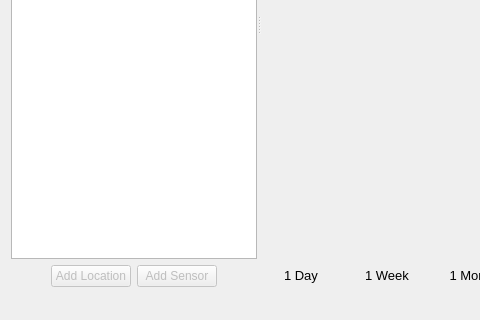
Above: homecapt.ui from piti-diablotin/homecapt before the change; both pictures show x 0 to 480 and y 302 to 622 of the 954 by 622 pixel window. Below: the same form after it.
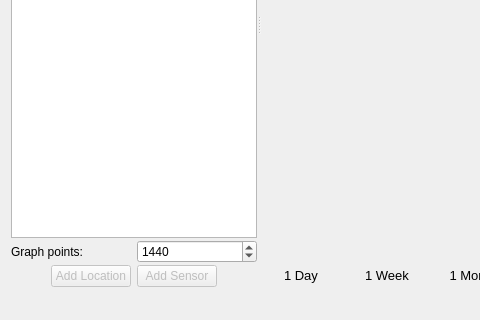
That is the form after the change. Icons and pictures are not drawn. Custom widgets are drawn as their Qt base class.

Patch:
```diff
--- a/homecapt.ui
+++ b/homecapt.ui
@@ -149,6 +149,9 @@
         </size>
        </property>
        <layout class="QVBoxLayout" name="verticalLayout">
+        <property name="spacing">
+         <number>2</number>
+        </property>
         <property name="leftMargin">
          <number>0</number>
         </property>
@@ -183,6 +186,33 @@
           </attribute>
          </widget>
         </item>
+        <item>
+         <layout class="QHBoxLayout" name="horizontalLayout_3">
+          <item>
+           <widget class="QLabel" name="label_4">
+            <property name="text">
+             <string>Graph points:</string>
+            </property>
+           </widget>
+          </item>
+          <item>
+           <widget class="QSpinBox" name="npoints">
+            <property name="minimum">
+             <number>20</number>
+            </property>
+            <property name="maximum">
+             <number>2000</number>
+            </property>
+            <property name="singleStep">
+             <number>20</number>
+            </property>
+            <property name="value">
+             <number>1440</number>
+            </property>
+           </widget>
+          </item>
+         </layout>
+        </item>
         <item>
          <layout class="QHBoxLayout" name="horizontalLayout_2">
           <item>
```
